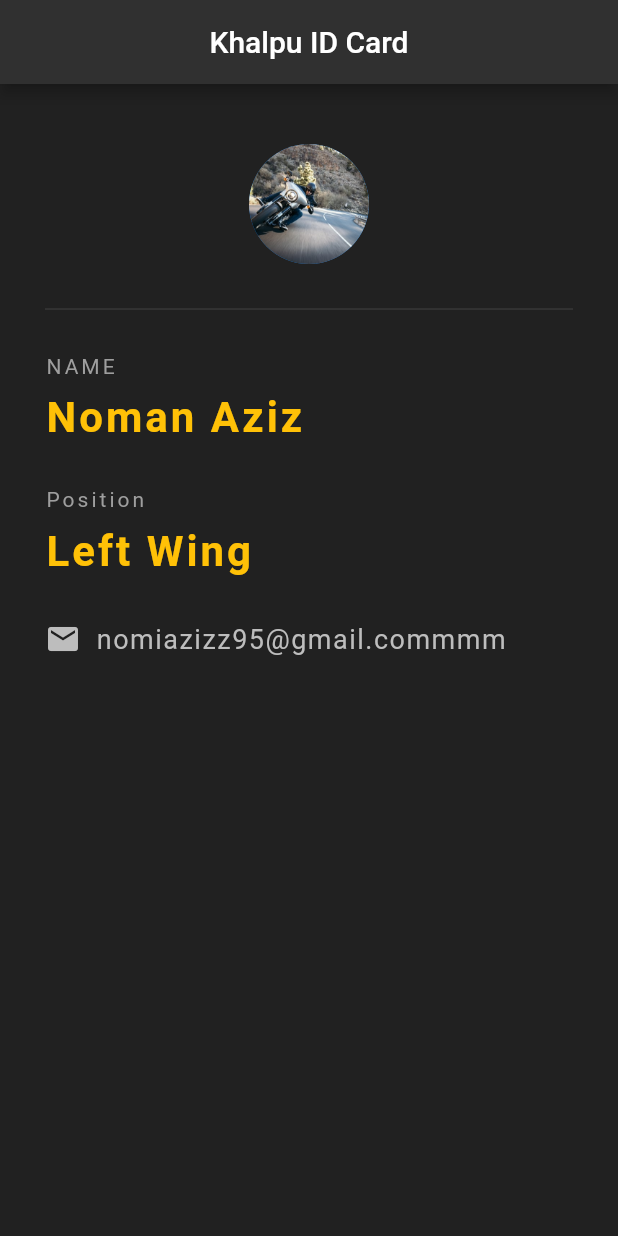
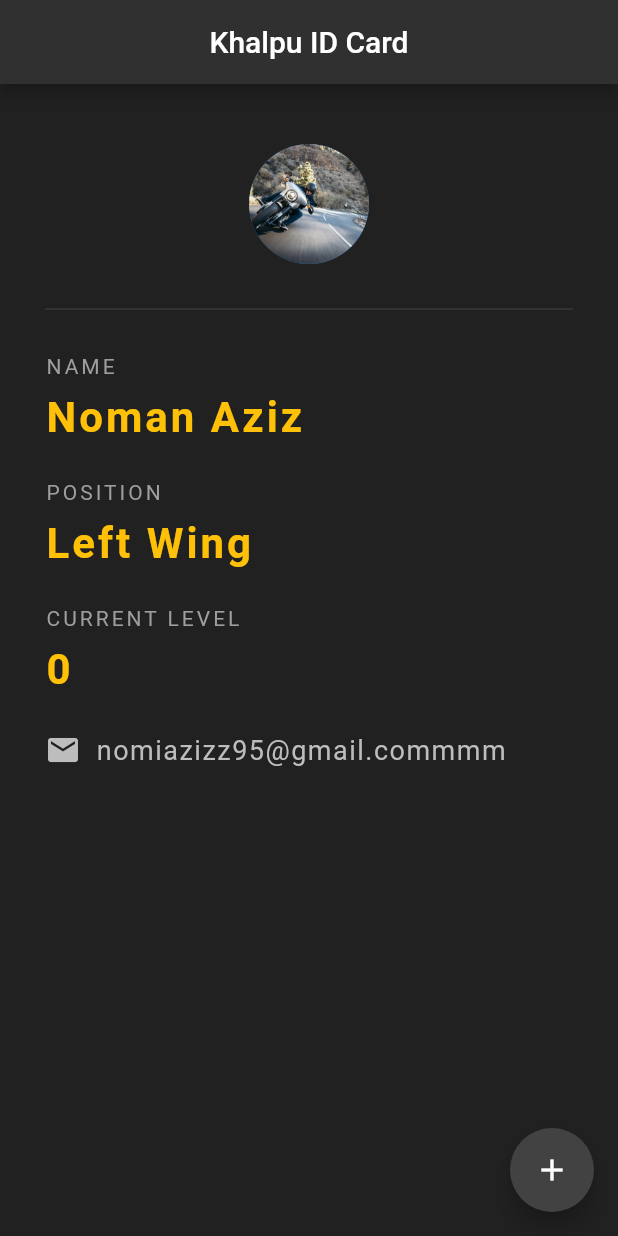
Before and after one commit to waqashameed/khaplu_id, a Flutter app: the screen it shows after launch, on a phone screen of 412 x 824 dp. Run offline on Flutter 3.47's test engine with Material 2 defaults, Android fonts, the phone set to English and light mode, and no system bars.

Commit message:
Converted to Stateful Widget and added a button to increase player level

```diff
--- a/lib/main.dart
+++ b/lib/main.dart
@@ -4,7 +4,14 @@ void main() => runApp(MaterialApp(
       home: KhapluCard(),
     ));
 
-class KhapluCard extends StatelessWidget {
+class KhapluCard extends StatefulWidget {
+  @override
+  _KhapluCardState createState() => _KhapluCardState();
+}
+
+class _KhapluCardState extends State<KhapluCard> {
+  int currentLevel = 0;
+
   @override
   Widget build(BuildContext context) {
     return Scaffold(
@@ -14,6 +21,15 @@ class KhapluCard extends StatelessWidget {
           child: Text('Khalpu ID Card'),
         ),
         backgroundColor: Colors.grey[850],
+      ),
+      floatingActionButton: FloatingActionButton(
+        backgroundColor: Colors.grey[800],
+        child: Icon(Icons.add),
+        onPressed: () {
+          setState(() {
+            currentLevel += 1;
+          });
+        },
       ),
       body: Padding(
         padding: EdgeInsets.fromLTRB(30.0, 40.0, 30.0, 0.0),
@@ -47,9 +63,9 @@ class KhapluCard extends StatelessWidget {
                 fontWeight: FontWeight.bold,
               ),
             ),
-            SizedBox(height: 30.0),
+            SizedBox(height: 25.0),
             Text(
-              'Position',
+              'POSITION',
               style: TextStyle(
                 color: Colors.grey,
                 letterSpacing: 2.0,
@@ -65,7 +81,27 @@ class KhapluCard extends StatelessWidget {
                 fontWeight: FontWeight.bold,
               ),
             ),
-            SizedBox(height: 30.0),
+            SizedBox(height: 25.0),
+            Text(
+              'CURRENT LEVEL',
+              style: TextStyle(
+                color: Colors.grey,
+                letterSpacing: 2.0,
+              ),
+            ),
+            SizedBox(height: 10.0),
+            Text(
+              '$currentLevel',
+              style: TextStyle(
+                color: Colors.amber,
+                letterSpacing: 2.0,
+                fontSize: 28.0,
+                fontWeight: FontWeight.bold,
+              ),
+            ),
+            SizedBox(
+              height: 25.0,
+            ),
             Row(
               children: <Widget>[
                 Icon(
```
